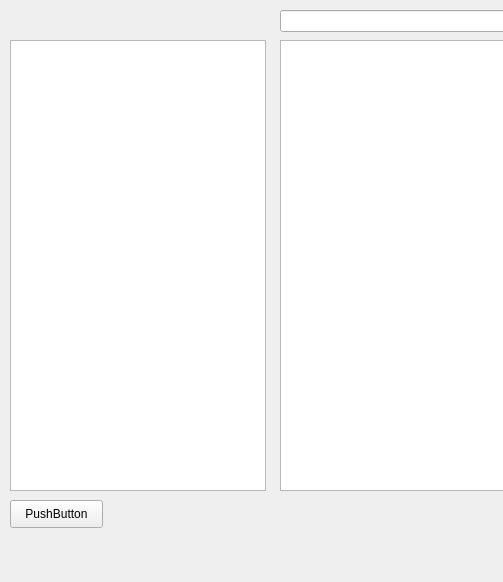
The window that mainwindow.ui (plainoldprogrammer/yasm) describes before a commit, drawn with Qt 5; both pictures show x 0 to 503 and y 0 to 582 of the 774 by 582 pixel window.
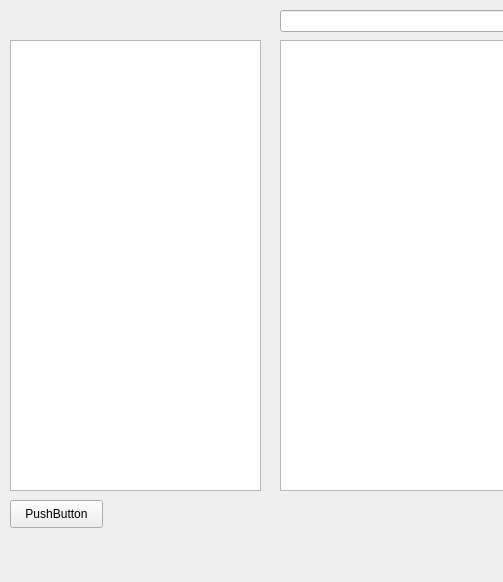
The same window after the commit.

Commit message: replacing the listview for a listwidget to represent the snippets

Diff of the .ui file:
```diff
--- a/mainwindow.ui
+++ b/mainwindow.ui
@@ -34,16 +34,6 @@
      </rect>
     </property>
    </widget>
-   <widget class="QListView" name="listViewSnippets">
-    <property name="geometry">
-     <rect>
-      <x>10</x>
-      <y>40</y>
-      <width>256</width>
-      <height>451</height>
-     </rect>
-    </property>
-   </widget>
    <widget class="QPushButton" name="pushButtonNewSnippet">
     <property name="geometry">
      <rect>
@@ -57,6 +47,16 @@
      <string>PushButton</string>
     </property>
    </widget>
+   <widget class="QListWidget" name="listWidgetSnippets">
+    <property name="geometry">
+     <rect>
+      <x>10</x>
+      <y>40</y>
+      <width>251</width>
+      <height>451</height>
+     </rect>
+    </property>
+   </widget>
   </widget>
   <widget class="QMenuBar" name="menubar">
    <property name="geometry">
```
The commit also changes 2 other files.
